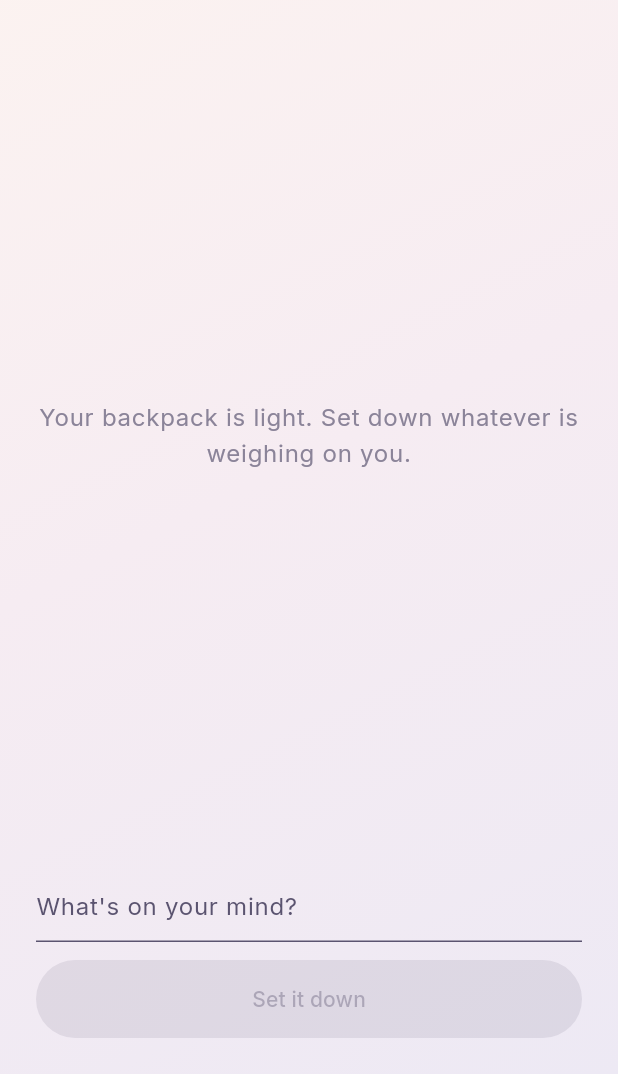
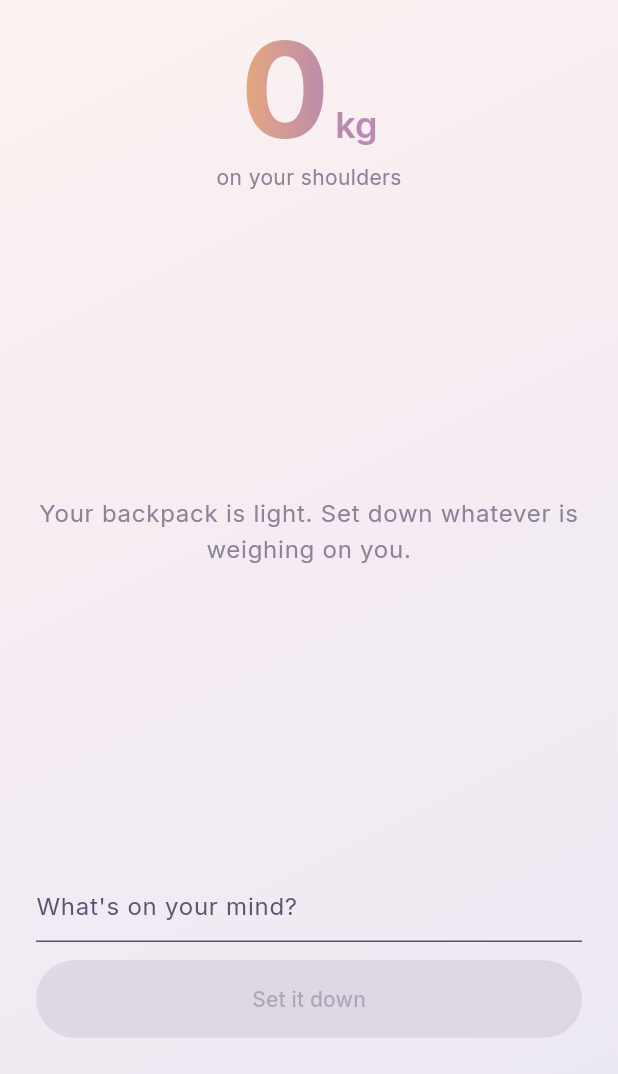
Before and after one commit to DelukDoabi/Mindow, a Flutter app: the HomeScreen screen opened by its route, on a phone screen of 412 x 824 dp, the part 162-1236 px from its top. Run offline on Flutter 3.47's test engine with Material 3 defaults, Android fonts, the phone set to English and light mode, and no system bars; our stand-ins replace flutter_riverpod, freezed_annotation, go_router, google_fonts, hive_ce, hive_ce_flutter and 3 more; missing offline and left inert: posthog_flutter; accounts and stored records are empty; generated files the repository leaves out were written again.

Commit message:
feat(mental-load): display current Mental Load on Home (Story 2.5)
- Add MentalLoadProjection domain model (single-pass factory from List<Preoccupation>)
- Add mentalLoadProvider (@riverpod FutureProvider, watches openPreoccupationsProvider)
- Add MentalLoadHero ConsumerWidget: accentGradient ShaderMask numeral, kg unit,
  ~ suffix for pending items, "sur tes épaules" caption, Semantics label
- Wire MentalLoadHero into HomeScreen between welcome title and Expanded list
- Add mentalLoadCaption + mentalLoadSemanticLabel to app_fr.arb and app_en.arb
- 13 new tests: 6 unit (MentalLoadProjection) + 7 widget (MentalLoadHero)
- All 115 tests green; flutter analyze: 0 issues

Story: 2-5-display-current-mental-load → review

```diff
--- a/_bmad-output/implementation-artifacts/sprint-status.yaml
+++ b/_bmad-output/implementation-artifacts/sprint-status.yaml
@@ -35,7 +35,7 @@
 # - Dev moves story to 'review', then runs code-review (fresh context, different LLM recommended)
 
 generated: 2026-06-06
-last_updated: 2026-06-10
+last_updated: 2026-06-09
 project: Mindow
 project_key: NOKEY
 tracking_system: file-system
@@ -59,7 +59,7 @@ development_status:
   2-2-capture-a-preoccupation-offline-first: done
   2-3-ai-analysis-pipeline-with-crisis-gate: done
   2-4-edit-and-delete-a-preoccupation: done
-  2-5-display-current-mental-load: backlog
+  2-5-display-current-mental-load: review
   2-6-animated-backpack-visualization: backlog
   2-7-open-items-count-weekly-progression: backlog
   epic-2-retrospective: optional
--- a/lib/core/l10n/app_localizations.dart
+++ b/lib/core/l10n/app_localizations.dart
@@ -631,6 +631,18 @@ abstract class AppLocalizations {
   /// In en, this message translates to:
   /// **'Preoccupation deleted.'**
   String get deleteSuccess;
+
+  /// Caption displayed below the Mental Load numeral on the home hero.
+  ///
+  /// In en, this message translates to:
+  /// **'on your shoulders'**
+  String get mentalLoadCaption;
+
+  /// Accessibility label for the Mental Load hero combining the numeric total and caption.
+  ///
+  /// In en, this message translates to:
+  /// **'{totalKg} kg on your shoulders'**
+  String mentalLoadSemanticLabel(int totalKg);
 }
 
 class _AppLocalizationsDelegate
--- a/lib/core/l10n/app_localizations_en.dart
+++ b/lib/core/l10n/app_localizations_en.dart
@@ -289,4 +289,12 @@ class AppLocalizationsEn extends AppLocalizations {
 
   @override
   String get deleteSuccess => 'Preoccupation deleted.';
+
+  @override
+  String get mentalLoadCaption => 'on your shoulders';
+
+  @override
+  String mentalLoadSemanticLabel(int totalKg) {
+    return '$totalKg kg on your shoulders';
+  }
 }
--- a/lib/features/brain_dump/presentation/home_screen.dart
+++ b/lib/features/brain_dump/presentation/home_screen.dart
@@ -12,6 +12,7 @@ import 'package:mindow/features/brain_dump/brain_dump_providers.dart';
 import 'package:mindow/features/brain_dump/domain/preoccupation.dart';
 import 'package:mindow/features/brain_dump/presentation/crisis_support_view.dart';
 import 'package:mindow/features/brain_dump/presentation/edit_preoccupation_sheet.dart';
+import 'package:mindow/features/mental_load/presentation/mental_load_hero.dart';
 
 /// The Mental Backpack home: the single place a user sets a worry down.
 ///
@@ -116,6 +117,8 @@ class _HomeScreenState extends ConsumerState<HomeScreen> {
                 l10n.homeWelcomeTitle,
                 style: textTheme.headlineMedium,
               ),
+              const SizedBox(height: AuroreSpacing.lg),
+              const MentalLoadHero(),
               const SizedBox(height: AuroreSpacing.lg),
               Expanded(
                 child: preoccupations.when(
--- /dev/null
+++ b/lib/features/mental_load/presentation/mental_load_hero.dart
@@ -0,0 +1,106 @@
+import 'package:flutter/material.dart';
+import 'package:flutter_riverpod/flutter_riverpod.dart';
+import 'package:mindow/core/design_system/aurore_colors.dart';
+import 'package:mindow/core/design_system/aurore_spacing.dart';
+import 'package:mindow/core/l10n/app_localizations.dart';
+import 'package:mindow/features/mental_load/mental_load_providers.dart';
+
+/// Displays the user's current Mental Load total as a large gradient numeral
+/// with a caption and an optional pending indicator.
+///
+/// Watches `mentalLoadProvider` and shows:
+/// - Loading: a subtle placeholder that matches the hero's vertical footprint.
+/// - Error: gracefully hidden (zero displayed, no crash).
+/// - Data: the `totalKg` numeral in the accent gradient + `~` when any item is
+///   still awaiting AI analysis.
+class MentalLoadHero extends ConsumerWidget {
+  const MentalLoadHero({super.key});
+
+  @override
+  Widget build(BuildContext context, WidgetRef ref) {
+    final l10n = AppLocalizations.of(context);
+    final loadAsync = ref.watch(mentalLoadProvider);
+
+    return Semantics(
+      label: loadAsync.whenOrNull(
+        data: (load) => l10n.mentalLoadSemanticLabel(load.totalKg),
+      ),
+      excludeSemantics: true,
+      child: loadAsync.when(
+        loading: () => const _HeroPlaceholder(),
+        error: (_, _) => const _HeroContent(totalKg: 0, hasPendingItems: false),
+        data: (load) => _HeroContent(
+          totalKg: load.totalKg,
+          hasPendingItems: load.hasPendingItems,
+        ),
+      ),
+    );
+  }
+}
+
+class _HeroContent extends StatelessWidget {
+  const _HeroContent({
+    required this.totalKg,
+    required this.hasPendingItems,
+  });
+
+  final int totalKg;
+  final bool hasPendingItems;
+
+  @override
+  Widget build(BuildContext context) {
+    final l10n = AppLocalizations.of(context);
+
+    return Column(
+      mainAxisSize: MainAxisSize.min,
+      children: [
+        Row(
+          mainAxisAlignment: MainAxisAlignment.center,
+          crossAxisAlignment: CrossAxisAlignment.baseline,
+          textBaseline: TextBaseline.alphabetic,
+          children: [
+            ShaderMask(
+              shaderCallback: (bounds) =>
+                  AuroreColors.accentGradient.createShader(bounds),
+              blendMode: BlendMode.srcIn,
+              child: Text(
+                '$totalKg',
+                style: Theme.of(context).textTheme.displayLarge?.copyWith(
+                  color: AuroreColors.ink,
+                  fontSize: 88,
+                  fontWeight: FontWeight.bold,
+                  height: 1,
+                ),
+              ),
+            ),
+            const SizedBox(width: AuroreSpacing.xs),
+            Text(
+              hasPendingItems ? '${l10n.weightKgLabel}~' : l10n.weightKgLabel,
+              style: Theme.of(context).textTheme.headlineSmall?.copyWith(
+                color: AuroreColors.cool,
+                fontWeight: FontWeight.w600,
+              ),
+            ),
+          ],
+        ),
+        const SizedBox(height: AuroreSpacing.xs),
+        Text(
+          l10n.mentalLoadCaption,
+          style: Theme.of(context).textTheme.bodyMedium?.copyWith(
+            color: AuroreColors.inkMuted,
+          ),
+        ),
+      ],
+    );
+  }
+}
+
+class _HeroPlaceholder extends StatelessWidget {
+  const _HeroPlaceholder();
+
+  @override
+  Widget build(BuildContext context) {
+    // Matches approximate height of _HeroContent to prevent layout shifts.
+    return const SizedBox(height: 112);
+  }
+}
```
Also changed, not shown: assets/l10n/app_en.arb (+14 -0 lines), assets/l10n/app_fr.arb (+15 -1 lines), lib/core/l10n/app_localizations_fr.dart (+8 -0 lines), lib/features/mental_load/domain/mental_load_projection.dart (added, +45 -0 lines), lib/features/mental_load/mental_load_providers.dart (added, +17 -0 lines), lib/features/brain_dump/brain_dump_providers.g.dart, lib/features/mental_load/mental_load_providers.g.dart (added), 3 other files.
